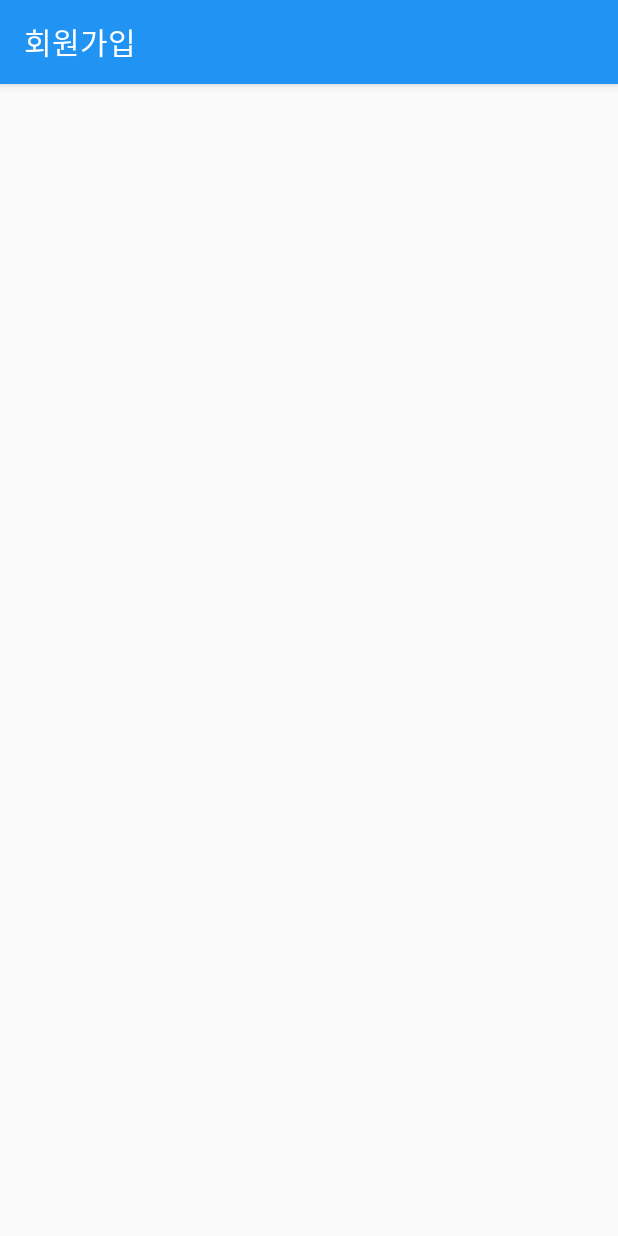
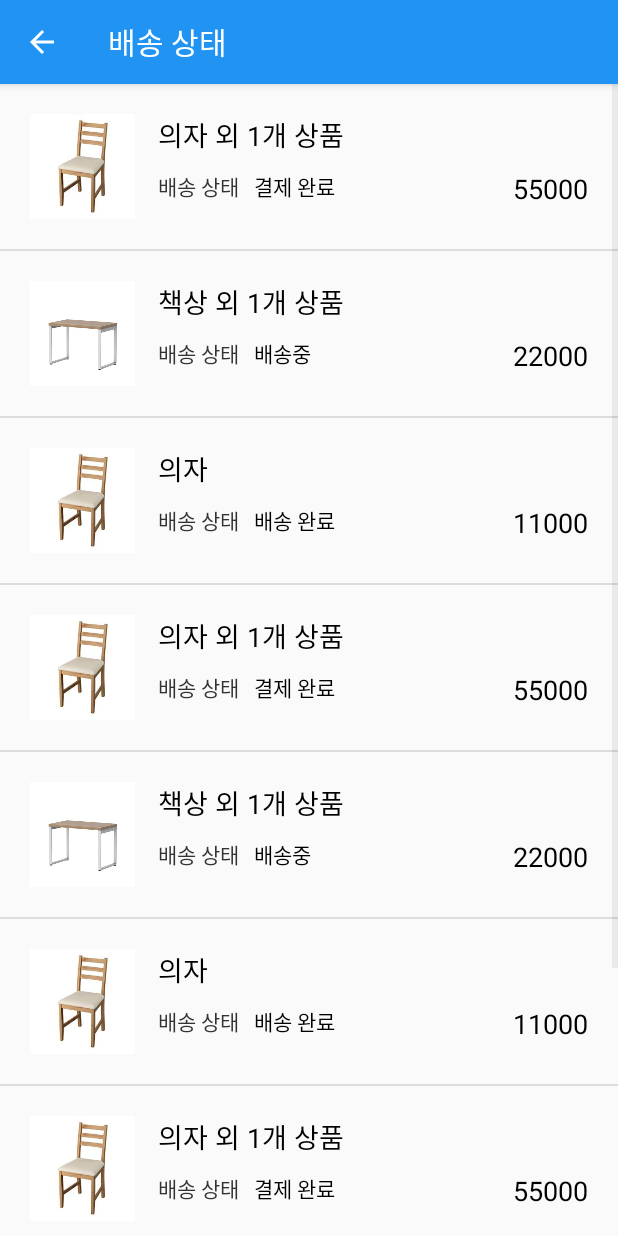
Before and after one commit to davkim1030/HomeDoctor, an Android app: the DeliverStateActivity screen opened directly, with no data from a screen before it, on a phone screen of 412 x 824 dp. Run offline under Robolectric (Android 15) with nearby library versions, the phone set to English and light mode, and no system bars.

Commit message:
DeliverState 페이지 뒷단 로직 적용 - ListView, BaseAdapter 적용 - Firebase 연결 필요

```diff
--- a/app/build.gradle
+++ b/app/build.gradle
@@ -29,7 +29,6 @@ dependencies {
     implementation 'com.squareup.picasso:picasso:2.71828'
     implementation 'com.nineoldandroids:library:2.4.0'
     implementation 'com.daimajia.slider:library:1.1.5@aar'
-    implementation 'com.github.bootpay:client_android_java:3.0.55'
     implementation "androidx.navigation:navigation-fragment:$nav_version"
     implementation "androidx.navigation:navigation-ui:$nav_version"
     implementation 'com.google.firebase:firebase-database:19.2.0'
--- a/app/src/main/AndroidManifest.xml
+++ b/app/src/main/AndroidManifest.xml
@@ -23,7 +23,7 @@
         <activity android:name=".activity.SignUpActivity" android:label="@string/sign_up_kr"/>
         <activity android:name=".activity.TutorialActivity"/>
         <activity android:name=".activity.LoginActivity"/>
-        <activity android:name=".activity.DeliverStateActivity" android:label="@string/sign_up_kr"/>
+        <activity android:name=".activity.DeliverStateActivity" android:label="@string/deliver_state_kr"/>
         <activity android:name=".activity.SplashActivity"/>
         <activity android:name=".activity.DetailActivity"/>
         <activity android:name=".activity.BasketActivity" android:label="@string/basket_kr"/>
--- a/app/src/main/java/com/phirered2015/homedoctor/activity/DeliverStateActivity.java
+++ b/app/src/main/java/com/phirered2015/homedoctor/activity/DeliverStateActivity.java
@@ -1,17 +1,57 @@
 package com.phirered2015.homedoctor.activity;
 
+import android.content.Context;
 import android.os.Bundle;
+import android.view.MenuItem;
+import android.widget.ListView;
 
 import com.phirered2015.homedoctor.R;
+import com.phirered2015.homedoctor.adapter.DeliverListAdapter;
+import com.phirered2015.homedoctor.item.DeliverStateItem;
 
+import java.util.ArrayList;
+
+import androidx.appcompat.app.ActionBar;
 import androidx.appcompat.app.AppCompatActivity;
 
 public class DeliverStateActivity extends AppCompatActivity {
 
+    Context mContext;
+    ListView listView;
     @Override
     protected void onCreate(Bundle savedInstanceState){
         super.onCreate(savedInstanceState);
         setContentView(R.layout.activity_deliver_state);
+        mContext = this;
+        ActionBar actionBar = getSupportActionBar();
+        actionBar.setDisplayHomeAsUpEnabled(true);
+        actionBar.setHomeButtonEnabled(true);
 
+
+        listView = findViewById(R.id.list_deliver_state);
+        ArrayList<DeliverStateItem> items = new ArrayList<>();
+        items.add(new DeliverStateItem("의자 외 1개 상품", "결제 완료", 55000, R.drawable.chair));
+        items.add(new DeliverStateItem("책상 외 1개 상품", "배송중", 22000, R.drawable.desk));
+        items.add(new DeliverStateItem("의자", "배송 완료", 11000, R.drawable.chair));
+        items.add(new DeliverStateItem("의자 외 1개 상품", "결제 완료", 55000, R.drawable.chair));
+        items.add(new DeliverStateItem("책상 외 1개 상품", "배송중", 22000, R.drawable.desk));
+        items.add(new DeliverStateItem("의자", "배송 완료", 11000, R.drawable.chair));
+        items.add(new DeliverStateItem("의자 외 1개 상품", "결제 완료", 55000, R.drawable.chair));
+        items.add(new DeliverStateItem("책상 외 1개 상품", "배송중", 22000, R.drawable.desk));
+        items.add(new DeliverStateItem("의자", "배송 완료", 11000, R.drawable.chair));
+
+        DeliverListAdapter adapter = new DeliverListAdapter(mContext, items);
+        listView.setAdapter(adapter);
     }
+
+    @Override
+    public boolean onOptionsItemSelected(MenuItem item) {
+        switch (item.getItemId()){
+            case android.R.id.home:
+                onBackPressed();
+                return true;
+        }
+        return super.onOptionsItemSelected(item);
+    }
+
 }
--- /dev/null
+++ b/app/src/main/java/com/phirered2015/homedoctor/adapter/DeliverListAdapter.java
@@ -0,0 +1,70 @@
+package com.phirered2015.homedoctor.adapter;
+
+import android.content.Context;
+import android.view.LayoutInflater;
+import android.view.View;
+import android.view.ViewGroup;
+import android.widget.BaseAdapter;
+import android.widget.ImageView;
+import android.widget.TextView;
+
+import com.phirered2015.homedoctor.R;
+import com.phirered2015.homedoctor.item.DeliverStateItem;
+
+import java.util.ArrayList;
+
+import androidx.recyclerview.widget.ListAdapter;
+
+public class DeliverListAdapter extends BaseAdapter {
+
+    Context mContext;
+    ArrayList<DeliverStateItem> items;
+
+    public DeliverListAdapter(Context context, ArrayList<DeliverStateItem> items){
+        mContext = context;
+        this.items = items;
+    }
+
+    @Override
+    public int getCount() {
+        return items.size();
+    }
+
+    @Override
+    public Object getItem(int i) {
+        return items.get(i);
+    }
+
+    @Override
+    public long getItemId(int i) {
+        return i;
+    }
+
+    @Override
+    public View getView(int i, View view, ViewGroup viewGroup) {
+        final int pos = i;
+
+        // "listview_item" Layout을 inflate하여 convertView 참조 획득.
+        if (view == null) {
+            LayoutInflater inflater = (LayoutInflater) mContext.getSystemService(Context.LAYOUT_INFLATER_SERVICE);
+            view = inflater.inflate(R.layout.item_deliver_state, viewGroup, false);
+        }
+
+        // 화면에 표시될 View(Layout이 inflate된)으로부터 위젯에 대한 참조 획득
+        ImageView imgRep = view.findViewById(R.id.img_rep);
+        TextView txtName = view.findViewById(R.id.txt_name);
+        TextView txtPrice = view.findViewById(R.id.txt_price);
+        TextView txtState = view.findViewById(R.id.txt_deliver_state);
+
+        // Data Set(listViewItemList)에서 position에 위치한 데이터 참조 획득
+        DeliverStateItem item = items.get(pos);
+
+        // 아이템 내 각 위젯에 데이터 반영
+        imgRep.setImageDrawable(mContext.getResources().getDrawable(item.getImg()));
+        txtName.setText(item.getName());
+        txtPrice.setText(String.valueOf(item.getPrice()));
+        txtState.setText(item.getState());
+
+        return view;
+    }
+}
--- /dev/null
+++ b/app/src/main/java/com/phirered2015/homedoctor/item/DeliverStateItem.java
@@ -0,0 +1,45 @@
+package com.phirered2015.homedoctor.item;
+
+public class DeliverStateItem {
+    private String name, state;
+    private int price, img;
+
+    public DeliverStateItem(String name, String state, int price, int img){
+        this.name = name;
+        this.state = state;
+        this.price = price;
+        this.img = img;
+    }
+
+    public String getState() {
+        return state;
+    }
+
+    public void setState(String state) {
+        this.state = state;
+    }
+
+    public int getImg() {
+        return img;
+    }
+
+    public void setImg(int img) {
+        this.img = img;
+    }
+
+    public String getName() {
+        return name;
+    }
+
+    public void setName(String name) {
+        this.name = name;
+    }
+
+    public int getPrice() {
+        return price;
+    }
+
+    public void setPrice(int price) {
+        this.price = price;
+    }
+}
--- /dev/null
+++ b/app/src/main/res/layout/item_deliver_state.xml
@@ -0,0 +1,54 @@
+<?xml version="1.0" encoding="utf-8"?>
+<androidx.constraintlayout.widget.ConstraintLayout xmlns:android="http://schemas.android.com/apk/res/android"
+    xmlns:app="http://schemas.android.com/apk/res-auto"
+    android:orientation="vertical"
+    android:padding="20dp"
+    android:layout_width="match_parent"
+    android:layout_height="match_parent">
+    <ImageView
+        android:id="@+id/img_rep"
+        app:layout_constraintTop_toTopOf="parent"
+        app:layout_constraintStart_toStartOf="parent"
+        android:layout_width="70dp"
+        android:layout_height="70dp"/>
+    <TextView
+        android:id="@+id/txt_name"
+        android:layout_width="wrap_content"
+        android:layout_height="wrap_content"
+        app:layout_constraintTop_toTopOf="parent"
+        app:layout_constraintStart_toEndOf="@id/img_rep"
+        android:textColor="@color/black"
+        android:layout_marginStart="15dp"
+        android:text="2141251"
+        android:textSize="@dimen/txt_size_m"/>
+    <TextView
+        android:id="@+id/txt_price"
+        android:layout_width="wrap_content"
+        android:layout_height="wrap_content"
+        app:layout_constraintTop_toBottomOf="@id/txt_name"
+        app:layout_constraintEnd_toEndOf="parent"
+        android:layout_marginTop="10dp"
+        android:textSize="@dimen/txt_size_m"
+        android:textColor="@color/black"/>
+    <TextView
+        android:id="@+id/placeholder"
+        android:layout_width="wrap_content"
+        android:layout_height="wrap_content"
+        android:layout_marginTop="10dp"
+        android:layout_marginStart="15dp"
+        app:layout_constraintTop_toBottomOf="@id/txt_name"
+        app:layout_constraintStart_toEndOf="@id/img_rep"
+        android:text="@string/deliver_state_kr"
+        android:textColor="@color/d_gray"/>
+    <TextView
+        android:id="@+id/txt_deliver_state"
+        android:layout_width="wrap_content"
+        android:layout_height="wrap_content"
+        android:text="12412512"
+        android:layout_marginTop="10dp"
+        app:layout_constraintTop_toBottomOf="@id/txt_name"
+        app:layout_constraintStart_toEndOf="@id/placeholder"
+        android:textColor="@color/black"
+        android:layout_marginLeft="10dp"/>
+
+</androidx.constraintlayout.widget.ConstraintLayout>
```
